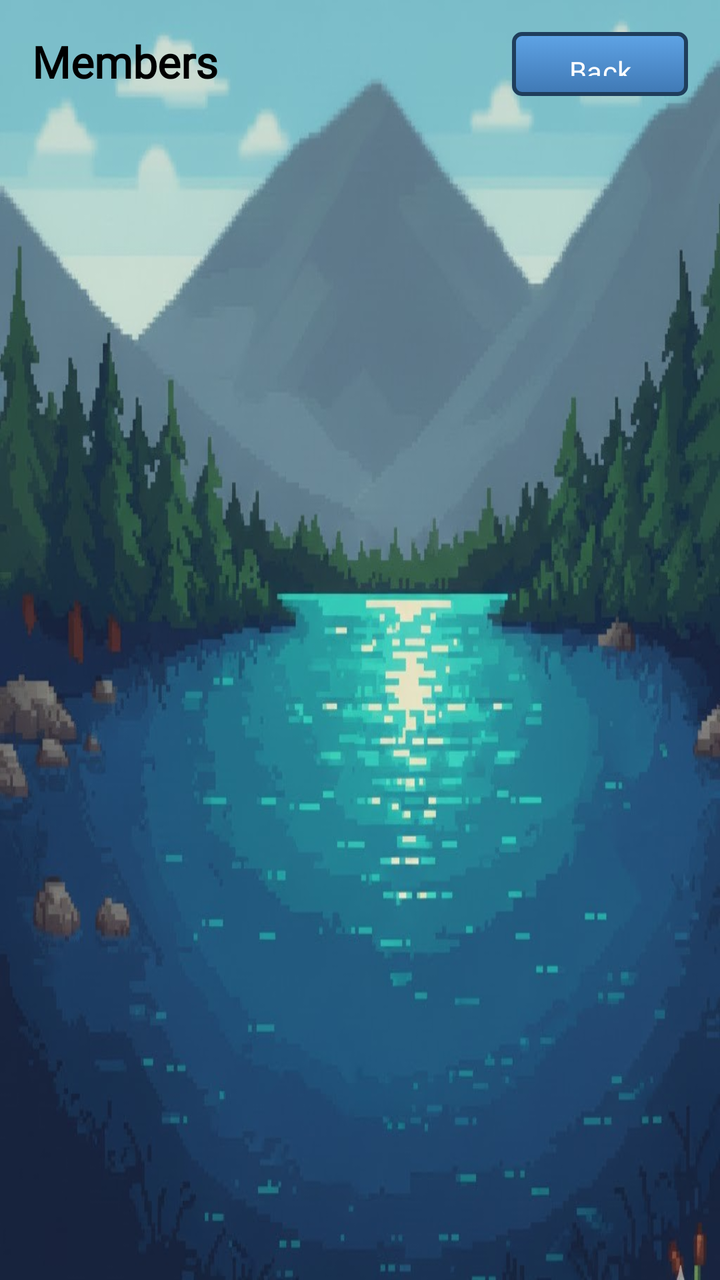
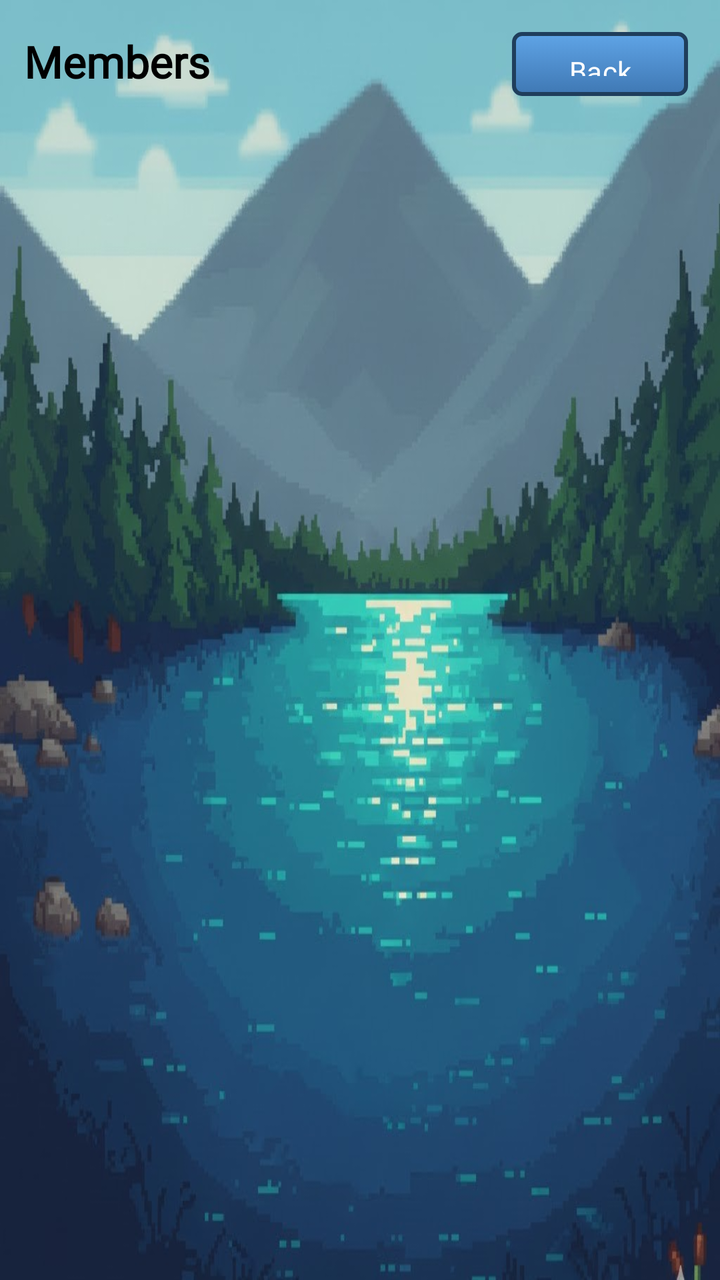

Screens rendered from an Android XML layout before and after an edit, with the pre-edit source and the edit as a unified diff.
<!-- AndroidManifest.xml: application theme Theme.Android_Proyecto -->
<!-- res/layout/activity_group_members.xml -->
<?xml version="1.0" encoding="utf-8"?>
<androidx.constraintlayout.widget.ConstraintLayout
    xmlns:android="http://schemas.android.com/apk/res/android"
    xmlns:app="http://schemas.android.com/apk/res-auto"
    android:layout_width="match_parent"
    android:layout_height="match_parent"
    android:background="@drawable/fondologin">

    <Button
        android:id="@+id/btnBackMembers"
        android:layout_width="wrap_content"
        android:layout_height="32dp"
        android:layout_marginTop="16dp"
        android:layout_marginEnd="16dp"
        android:background="@drawable/pixel_button_bg"
        android:fontFamily="@font/pixel_font"
        android:text="Back"
        android:textAllCaps="false"
        android:textSize="14sp"
        app:backgroundTint="@null"
        app:layout_constraintEnd_toEndOf="parent"
        app:layout_constraintTop_toTopOf="parent" />

    <TextView
        android:id="@+id/tvGroupMembersTitle"
        android:layout_width="wrap_content"
        android:layout_height="wrap_content"
        android:layout_marginStart="16dp"
        android:layout_marginTop="16dp"
        android:fontFamily="@font/pixel_font"
        android:text="Members"
        android:textColor="@android:color/black"
        android:textSize="22sp"
        android:textStyle="bold"
        app:layout_constraintStart_toStartOf="parent"
        app:layout_constraintTop_toTopOf="parent" />

    <androidx.recyclerview.widget.RecyclerView
        android:id="@+id/recyclerMembers"
        android:layout_width="0dp"
        android:layout_height="0dp"
        android:layout_margin="16dp"
        app:layout_constraintTop_toBottomOf="@id/tvGroupMembersTitle"
        app:layout_constraintBottom_toBottomOf="parent"
        app:layout_constraintStart_toStartOf="parent"
        app:layout_constraintEnd_toEndOf="parent" />

</androidx.constraintlayout.widget.ConstraintLayout>
<!-- resources referenced by this layout -->
<resources>
  <!-- drawable fondologin: jpg bitmap (drawable, 96286 bytes) -->
  <!-- drawable pixel_button_bg (drawable) -->
  <?xml version="1.0" encoding="utf-8"?>
  <selector xmlns:android="http://schemas.android.com/apk/res/android">
  
      <item android:state_pressed="true">
          <shape android:shape="rectangle">
              <corners android:radius="4dp"/>
              <solid android:color="#2D5A8C"/>
              <stroke android:width="2dp" android:color="#1F3E5C"/>
          </shape>
      </item>
  
      <item>
          <shape android:shape="rectangle">
              <corners android:radius="4dp"/>
              <stroke android:width="2dp" android:color="#1F3E5C"/>
              <gradient
                  android:angle="270"
                  android:startColor="#5FA4E6"  android:endColor="#3F78B4"    android:type="linear"/>
          </shape>
      </item>
  </selector>
  <style name="Theme.Android_Proyecto" parent="Base.Theme.Android_Proyecto" />
  <style name="Base.Theme.Android_Proyecto" parent="Theme.Material3.DayNight.NoActionBar">
          
          
      </style>
</resources>

<!-- the commit's change to res/layout/activity_group_members.xml (unified diff, before → after) -->
@@ -21,19 +21,32 @@
         app:layout_constraintEnd_toEndOf="parent"
         app:layout_constraintTop_toTopOf="parent" />
 
+    <ImageView
+        android:id="@+id/ivTeamAvatar"
+        android:layout_width="44dp"
+        android:layout_height="44dp"
+        android:layout_marginStart="16dp"
+        android:layout_marginTop="12dp"
+        android:contentDescription="Team avatar"
+        android:scaleType="centerCrop"
+        android:visibility="gone"
+        app:layout_constraintStart_toStartOf="parent"
+        app:layout_constraintTop_toTopOf="parent" />
+
     <TextView
         android:id="@+id/tvGroupMembersTitle"
-        android:layout_width="wrap_content"
+        android:layout_width="0dp"
         android:layout_height="wrap_content"
-        android:layout_marginStart="16dp"
+        android:layout_marginStart="12dp"
         android:layout_marginTop="16dp"
         android:fontFamily="@font/pixel_font"
         android:text="Members"
         android:textColor="@android:color/black"
         android:textSize="22sp"
         android:textStyle="bold"
-        app:layout_constraintStart_toStartOf="parent"
-        app:layout_constraintTop_toTopOf="parent" />
+        app:layout_constraintStart_toEndOf="@id/ivTeamAvatar"
+        app:layout_constraintTop_toTopOf="parent"
+        app:layout_constraintEnd_toStartOf="@id/btnBackMembers" />
 
     <androidx.recyclerview.widget.RecyclerView
         android:id="@+id/recyclerMembers"
